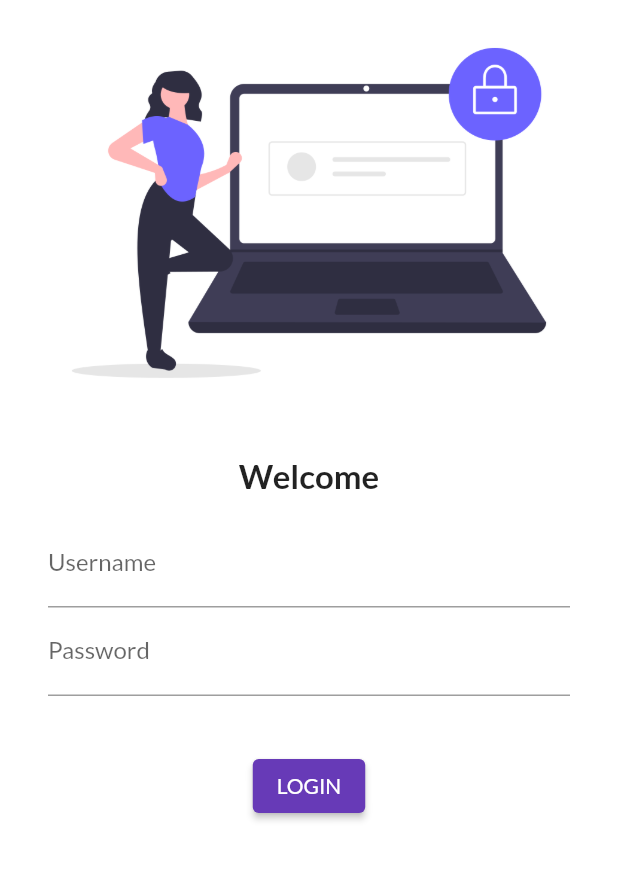
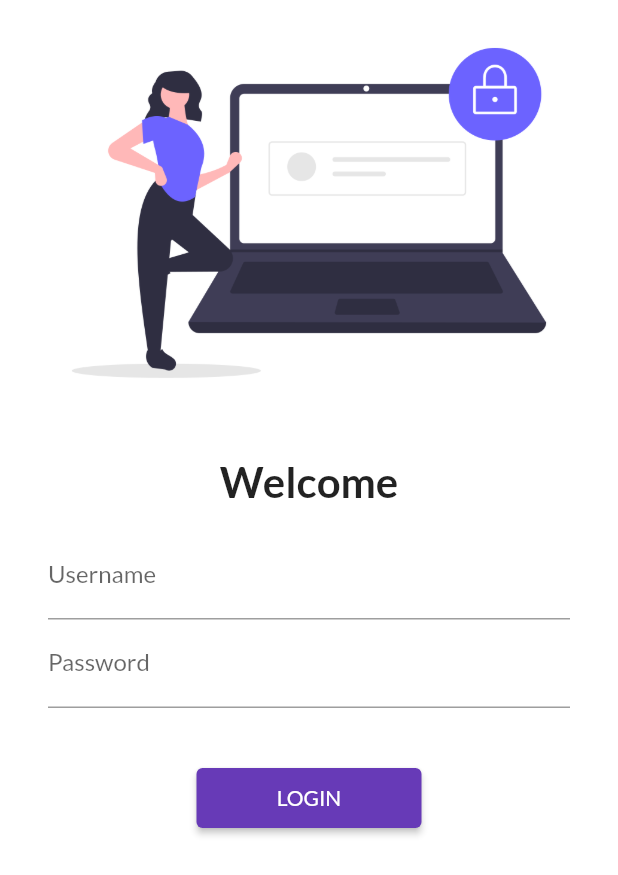
Before and after one commit to loveleenkaurnancy/30DaysOfFlutter, a Flutter app: the screen it shows after launch, on a phone screen of 412 x 824 dp. Shown: the top 875 px of the screen. Run offline on Flutter 3.47's test engine with Material 2 defaults, Android fonts, the phone set to English and light mode, and no system bars; our stand-ins replace google_fonts.

```diff
--- a/lib/main.dart
+++ b/lib/main.dart
@@ -1,6 +1,7 @@
 import 'package:flutter/material.dart';
 import 'package:flutter_demo/pages/home_page.dart';
 import 'package:flutter_demo/pages/login_page.dart';
+import 'package:flutter_demo/utils/routes.dart';
 import 'package:google_fonts/google_fonts.dart';
 
 void main() {
@@ -29,8 +30,8 @@ class MyApp extends StatelessWidget {
       initialRoute: "/login",
       routes: {
         "/" : (context) => LoginPage(),
-        "/home" : (context) => HomePage(),
-        "/login" : (context) => LoginPage()
+        MyRoutes.homeRoute : (context) => HomePage(),
+        MyRoutes.loginRoute : (context) => LoginPage()
       },
     );
   }
--- a/lib/pages/login_page.dart
+++ b/lib/pages/login_page.dart
@@ -1,17 +1,20 @@
 import 'package:flutter/material.dart';
+import 'package:flutter_demo/utils/routes.dart';
 
 class LoginPage extends StatelessWidget {
   @override
   Widget build(BuildContext context) {
     return Material(
         color: Colors.white,
+        child: SingleChildScrollView(
           child: Column(
             children: [
-            Image.asset("assets/images/login.png", fit: BoxFit.cover,),
+              Image.asset("assets/images/login.png",
+                fit: BoxFit.cover,),
               SizedBox(height: 20,),
               Text(
                 "Welcome",
-              style: TextStyle(fontSize: 22, fontWeight: FontWeight.bold),
+                style: TextStyle(fontSize: 28, fontWeight: FontWeight.bold),
               ),
               Padding(padding: const EdgeInsets.symmetric(vertical : 16, horizontal :32),
                 child: Column(
@@ -33,11 +36,12 @@ class LoginPage extends StatelessWidget {
                 ),),
               SizedBox(height: 20,),
               ElevatedButton(onPressed: () {
-              print("Hello Loveleen!");
+                Navigator.pushNamed(context, MyRoutes.homeRoute);
               },
-                style : TextButton.styleFrom(),
+                  style : TextButton.styleFrom(minimumSize: Size(150, 40)),
                   child: Text("LOGIN"))
             ],
+          ),
         ));
   }
 }
--- /dev/null
+++ b/lib/utils/routes.dart
@@ -0,0 +1,4 @@
+class MyRoutes {
+  static String loginRoute = "/login";
+  static String homeRoute = "/home";
+}
```
Lines whose indentation alone changed are shown as unchanged.
